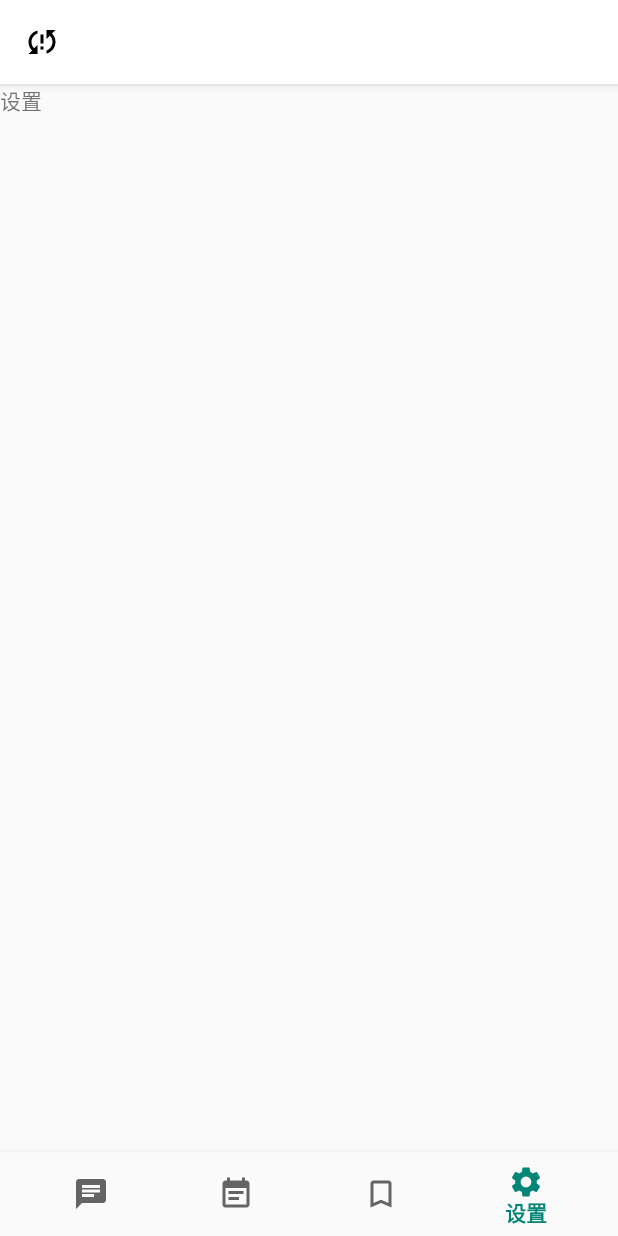
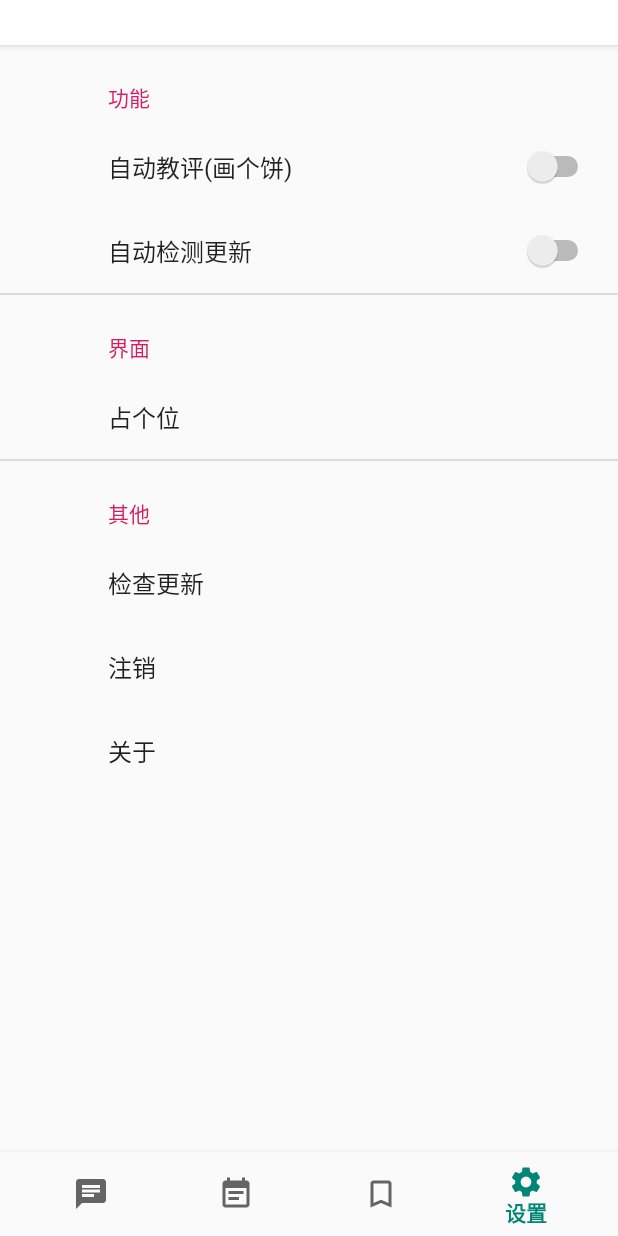
Before and after one commit to Ricinix/MyGdut, an Android app: the MainActivity screen opened directly, with no data from a screen before it, item 4 of the bottom bar chosen, on a phone screen of 412 x 824 dp. Run offline under Robolectric (Android 15) with nearby library versions, the phone set to English and light mode, and no system bars; our stand-ins replace Dagger/Hilt's generated code, androidx.preference; libraries missing offline, so code that uses them is left out: com.jaeger.library; 2 statements that could not run were skipped.

Commit message:
setting demo done

```diff
--- a/app/build.gradle
+++ b/app/build.gradle
@@ -37,6 +37,7 @@ dependencies {
     implementation 'androidx.annotation:annotation:1.0.2'
     implementation 'androidx.lifecycle:lifecycle-extensions:2.1.0'
     implementation 'androidx.legacy:legacy-support-v4:1.0.0'
+    implementation'androidx.preference:preference:1.1.0'
     testImplementation 'junit:junit:4.12'
     androidTestImplementation 'androidx.test.ext:junit:1.1.1'
     androidTestImplementation 'androidx.test.espresso:espresso-core:3.2.0'
--- a/app/src/main/java/com/example/mygdut/view/activity/MainActivity.kt
+++ b/app/src/main/java/com/example/mygdut/view/activity/MainActivity.kt
@@ -13,11 +13,13 @@ import com.example.mygdut.view.fragment.SettingFragment
 import kotlinx.android.synthetic.main.activity_main.*
 import kotlinx.android.synthetic.main.content_main.*
 
-class MainActivity : AppCompatActivity() {
+class MainActivity : AppCompatActivity(), SettingFragment.SettingChangeListener {
+
+
     private val noticeFragment = NoticeFragment()
     private val scheduleFragment = ScheduleFragment()
     private val scoreFragment = ScoreFragment()
-    private val settingFragment = SettingFragment()
+    private val settingFragment = SettingFragment().apply { setListener(this@MainActivity) }
     private var nowFragment: Fragment? = null
 
     override fun onCreate(savedInstanceState: Bundle?) {
@@ -28,6 +30,15 @@ class MainActivity : AppCompatActivity() {
         checkLogin()
         setupNavigationView()
 
+    }
+
+    override fun onLogout() {
+        val editor = getSharedPreferences("login_msg", Context.MODE_PRIVATE).edit()
+        editor.putString("account", "")
+        editor.putString("password", "")
+        editor.apply()
+        LoginActivity.startThisActivity(this)
+        finish()
     }
 
     private fun checkLogin() {
--- a/app/src/main/java/com/example/mygdut/view/fragment/ScheduleFragment.kt
+++ b/app/src/main/java/com/example/mygdut/view/fragment/ScheduleFragment.kt
@@ -80,7 +80,7 @@ class ScheduleFragment : Fragment() {
     }
 
     /**
-     * 设置recycleriew
+     * 设置recyclerView
      */
     private fun setupRecyclerView() {
         recycler_schedule.layoutManager = LinearLayoutManager(context)
--- a/app/src/main/java/com/example/mygdut/view/fragment/SettingFragment.kt
+++ b/app/src/main/java/com/example/mygdut/view/fragment/SettingFragment.kt
@@ -1,100 +1,54 @@
 package com.example.mygdut.view.fragment
 
-import android.content.Context
-import android.net.Uri
 import android.os.Bundle
-import androidx.fragment.app.Fragment
-import android.view.LayoutInflater
 import android.view.View
-import android.view.ViewGroup
-
+import androidx.appcompat.app.AlertDialog
+import androidx.preference.Preference
+import androidx.preference.PreferenceFragmentCompat
 import com.example.mygdut.R
 
-// TODO: Rename parameter arguments, choose names that match
-// the fragment initialization parameters, e.g. ARG_ITEM_NUMBER
-private const val ARG_PARAM1 = "param1"
-private const val ARG_PARAM2 = "param2"
+class SettingFragment : PreferenceFragmentCompat() {
+    private var mListener: SettingChangeListener? = null
+    fun setListener(li: SettingChangeListener) {
+        mListener = li
+    }
 
-/**
- * A simple [Fragment] subclass.
- * Activities that contain this fragment must implement the
- * [SettingFragment.OnFragmentInteractionListener] interface
- * to handle interaction events.
- * Use the [SettingFragment.newInstance] factory method to
- * create an instance of this fragment.
- */
-class SettingFragment : Fragment() {
-    // TODO: Rename and change types of parameters
-    private var param1: String? = null
-    private var param2: String? = null
-    private var listener: OnFragmentInteractionListener? = null
+    override fun onCreatePreferences(savedInstanceState: Bundle?, rootKey: String?) {
+        setPreferencesFromResource(R.xml.setting, rootKey)
+        preferenceManager.sharedPreferencesName = "general_setting"
+    }
 
-    override fun onCreate(savedInstanceState: Bundle?) {
-        super.onCreate(savedInstanceState)
-        arguments?.let {
-            param1 = it.getString(ARG_PARAM1)
-            param2 = it.getString(ARG_PARAM2)
+    override fun onViewCreated(view: View, savedInstanceState: Bundle?) {
+        super.onViewCreated(view, savedInstanceState)
+        setupClickListener()
+    }
+
+    /**
+     * 设置click监听
+     */
+    private fun setupClickListener() {
+        findPreference<Preference>("about_btn")?.setOnPreferenceClickListener {
+            val msg =
+                context?.resources?.getString(R.string.about_msg) ?: it.context.resources.getString(
+                    R.string.about_msg
+                )
+            AlertDialog.Builder(context ?: it.context)
+                .setTitle("关于")
+                .setMessage(msg)
+                .create()
+                .show()
+            true
+        }
+        findPreference<Preference>("logout_btn")?.setOnPreferenceClickListener {
+            mListener?.onLogout()
+            true
         }
     }
 
-    override fun onCreateView(
-        inflater: LayoutInflater, container: ViewGroup?,
-        savedInstanceState: Bundle?
-    ): View? {
-        // Inflate the layout for this fragment
-        return inflater.inflate(R.layout.fragment_setting, container, false)
-    }
-
-    // TODO: Rename method, update argument and hook method into UI event
-    fun onButtonPressed(uri: Uri) {
-        listener?.onFragmentInteraction(uri)
-    }
-
-    override fun onAttach(context: Context) {
-        super.onAttach(context)
-        if (context is OnFragmentInteractionListener) {
-            listener = context
-        }
-    }
-
-    override fun onDetach() {
-        super.onDetach()
-        listener = null
-    }
-
-    /**
-     * This interface must be implemented by activities that contain this
-     * fragment to allow an interaction in this fragment to be communicated
-     * to the activity and potentially other fragments contained in that
-     * activity.
-     *
-     *
-     * See the Android Training lesson [Communicating with Other Fragments]
-     * (http://developer.android.com/training/basics/fragments/communicating.html)
-     * for more information.
-     */
-    interface OnFragmentInteractionListener {
-        // TODO: Update argument type and name
-        fun onFragmentInteraction(uri: Uri)
+    interface SettingChangeListener {
+        fun onLogout()
     }
 
     companion object {
-        /**
-         * Use this factory method to create a new instance of
-         * this fragment using the provided parameters.
-         *
-         * @param param1 Parameter 1.
-         * @param param2 Parameter 2.
-         * @return A new instance of fragment SettingFragment.
-         */
-        // TODO: Rename and change types and number of parameters
-        @JvmStatic
-        fun newInstance(param1: String, param2: String) =
-            SettingFragment().apply {
-                arguments = Bundle().apply {
-                    putString(ARG_PARAM1, param1)
-                    putString(ARG_PARAM2, param2)
-                }
-            }
     }
 }
--- a/app/src/main/res/layout/activity_main.xml
+++ b/app/src/main/res/layout/activity_main.xml
@@ -17,12 +17,11 @@
             <androidx.appcompat.widget.Toolbar
                 android:id="@+id/toolbar"
                 android:layout_width="match_parent"
-                android:layout_height="?attr/actionBarSize"
+                android:layout_height="30dp"
                 android:background="@android:color/white"
                 app:popupTheme="@style/AppTheme.PopupOverlay"
                 app:titleTextColor="@android:color/black"
-                app:title=""
-                app:navigationIcon="@drawable/ic_sync_problem_black_24dp"/>
+                />
 
         </com.google.android.material.appbar.CollapsingToolbarLayout>
     </com.google.android.material.appbar.AppBarLayout>
--- /dev/null
+++ b/app/src/main/res/values/info.xml
@@ -0,0 +1,6 @@
+<?xml version="1.0" encoding="utf-8"?>
+<resources>
+    <string name="about_msg">
+        开源软件，beta版
+    </string>
+</resources>
--- /dev/null
+++ b/app/src/main/res/xml/setting.xml
@@ -0,0 +1,30 @@
+<?xml version="1.0" encoding="utf-8"?>
+<PreferenceScreen xmlns:android="http://schemas.android.com/apk/res/android">
+    <PreferenceCategory android:title="功能">
+        <SwitchPreference
+            android:key="auto_teacher_value"
+            android:defaultValue="false"
+            android:title="自动教评(画个饼)"
+            />
+        <SwitchPreference
+            android:defaultValue="false"
+            android:key="auto_check_update"
+            android:title="自动检测更新"/>
+    </PreferenceCategory>
+    <PreferenceCategory android:title="界面">
+        <Preference
+            android:title="占个位"/>
+    </PreferenceCategory>
+    <PreferenceCategory android:title="其他">
+        <Preference
+            android:key="check_update_btn"
+            android:title="检查更新"/>
+        <Preference
+            android:key="logout_btn"
+            android:title="注销"/>
+        <Preference
+            android:key="about_btn"
+            android:title="关于"/>
+    </PreferenceCategory>
+
+</PreferenceScreen>
```
